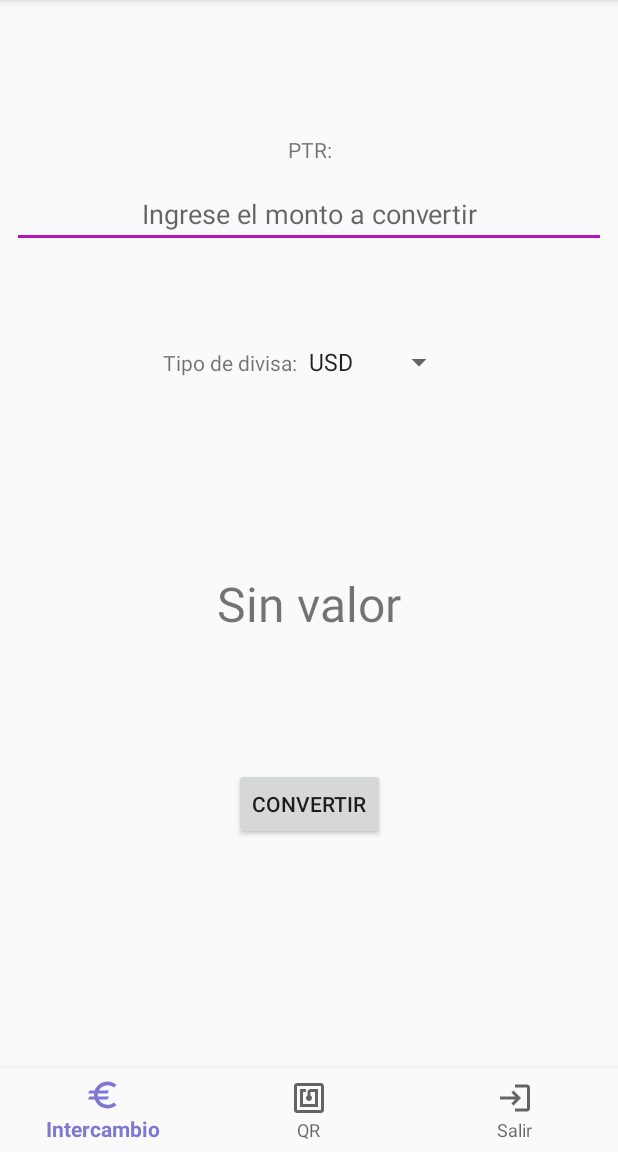
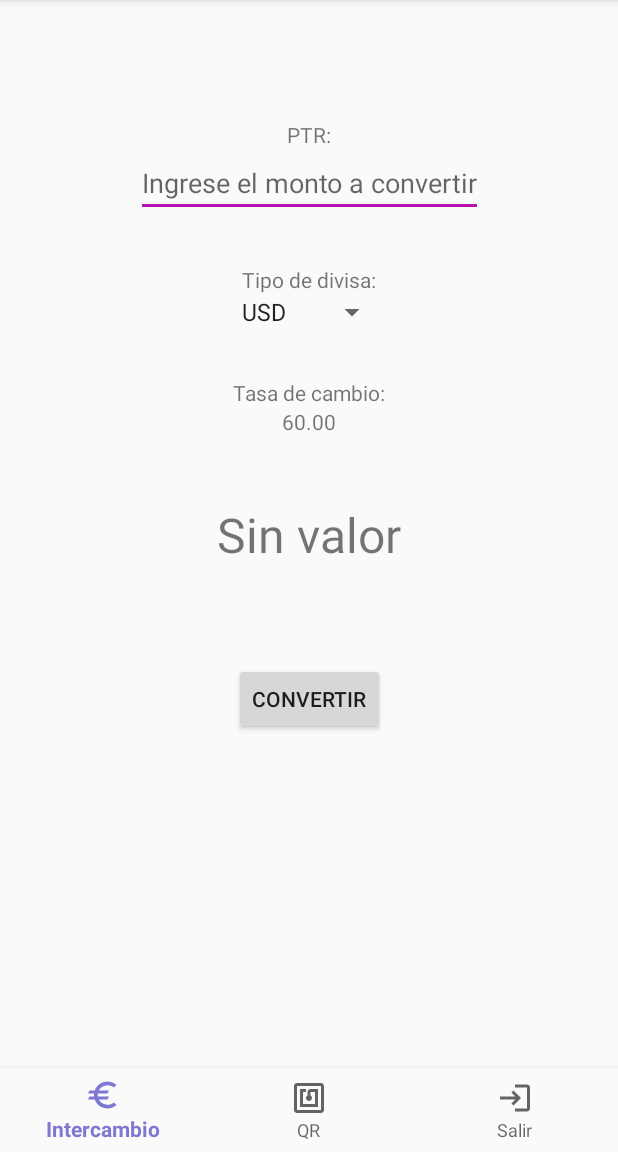
Before and after one commit to hdlm/chinchin, an Android app: the screen it shows after launch (MainActivity), on a phone screen of 412 x 824 dp, the part 84-1236 px from its top. Run offline under Robolectric (Android 15) with nearby library versions, the phone set to English and light mode, and no system bars; our stand-ins replace Volley.

Commit message:
ajustes a la pantalla de exchange y a la generacion del msg en el QR

```diff
--- a/app/src/main/AndroidManifest.xml
+++ b/app/src/main/AndroidManifest.xml
@@ -16,6 +16,7 @@
         android:hardwareAccelerated="true" >
         <activity
             android:name=".MainActivity"
+            android:screenOrientation="portrait"
             android:label="@string/title_main">
             <intent-filter>
                 <action android:name="android.intent.action.MAIN" />
--- a/app/src/main/java/com/chinchin/ui/exchange/ExchangeFragment.kt
+++ b/app/src/main/java/com/chinchin/ui/exchange/ExchangeFragment.kt
@@ -40,7 +40,13 @@ class ExchangeFragment : Fragment() {
             val formatter: DecimalFormat = DecimalFormat("#,##0.00")
             resultadoTextView.text = formatter.format(result)
         }
+        val rateObserver = Observer<Double> { result ->
+            val formatter: DecimalFormat = DecimalFormat("#,##0.00")
+            tasaTextView.text = formatter.format(result)
+
+        }
         viewModel.getResultado().observe(viewLifecycleOwner, resultadoObserver)
+        viewModel.getRate().observe(viewLifecycleOwner, rateObserver)
 
         // Setting Adapter to Spinners
         ArrayAdapter.createFromResource(
@@ -72,8 +78,8 @@ class ExchangeFragment : Fragment() {
             if (montoText.text.isNotEmpty()) {
                 viewModel.setMonto(montoText.text.toString())
                 val alert: QrPrintDialog = QrPrintDialog()
-                val valor : String = divisaSpinner.selectedItem.toString() + ":" + montoText.text.toString()
-                alert.showDialog(requireContext(), valor)
+                val msg = alert.prepareMessage("PTR",  divisaSpinner.selectedItem.toString(), montoText.text.toString())
+                alert.showDialog(requireContext(), msg)
 
             } else {
                 resultadoTextView.text = getString(R.string.exchange_fragment_resultado_textview_no_value)
--- a/app/src/main/java/com/chinchin/ui/exchange/ExchangeViewModel.kt
+++ b/app/src/main/java/com/chinchin/ui/exchange/ExchangeViewModel.kt
@@ -15,13 +15,16 @@ class ExchangeViewModel : ViewModel() {
     private var result: MutableLiveData<Double> = MutableLiveData()
     private var monto = 0.0
     private var tipoRate = "usd"
-    private var valorRate = 205000.0
+    private var valorRate = MutableLiveData<Double>().apply {
+        value = 60000.0
+    }
 
 
     fun setMonto(monto: String):Unit {
         this.monto = monto.toDouble()
-        result.value = monto.toDouble() * valorRate
+        result.value = monto.toDouble() * valorRate.value!!
     }
+
 
     /**
      * La funcion cambia el rate correspondiente al tipo de divisa especificado
@@ -34,9 +37,9 @@ class ExchangeViewModel : ViewModel() {
 
         val rate = Divisa.getInstance().getRate(tipoDivisa)
         rate ?.let {
-            valorRate = rate
+            valorRate.value = rate
         } ?: run {
-            valorRate = 0.0
+            valorRate.value = 0.0
         }
 
     }
@@ -45,4 +48,8 @@ class ExchangeViewModel : ViewModel() {
         return result
     }
 
+    fun getRate(): MutableLiveData<Double> {
+        return valorRate
+    }
+
 }
--- a/app/src/main/java/com/chinchin/ui/exchange/QrPrintDialog.kt
+++ b/app/src/main/java/com/chinchin/ui/exchange/QrPrintDialog.kt
@@ -32,11 +32,11 @@ class QrPrintDialog {
     }
 
     /**
-     * La funcion genera el codigo QR con la cadena de texto recibida
-     * @param msg cadena de texto a codificar
-     * @param barcodeImageView  referencia al imageView donde colocar el QR
+     * El metodo se encarga de generar el codigo QR con la cadena de texto recibida
+     * @param msg cadena de texto con el que se generara el codigo QR
+     * @return nada, pero muestra el la imagen del QR en pantalla
      */
-    private fun generateBarcode(msg:String, barcodeImageView:ImageView):Unit {
+    private fun generateBarcode(msg:String, barcodeImageView: ImageView):Unit {
         try {
             val encoder = BarcodeEncoder()
             val bitmap = encoder.encodeBitmap(msg, BarcodeFormat.QR_CODE, 500,500)
@@ -45,6 +45,19 @@ class QrPrintDialog {
         } catch (e: Exception) {
             e.printStackTrace()
         }
+
+    }
+
+    /**
+     * El metodo prepara la cadena de texto que se utilizara para elaborar el QR
+     * @param fiatOrig FIAT de origen
+     * @param fiatDest FIAT a convertir
+     * @param monto  a convertir
+     */
+    fun prepareMessage(fiatOrig: String, fiatDest: String, monto: String ):String {
+        val msg = "FIAT_ORG:" + fiatOrig + ";FIAT_DST:" + fiatDest + ";MONTO:" + monto + ";;"
+        return msg
+
     }
 
 }
--- a/app/src/main/res/layout/fragment_exchange.xml
+++ b/app/src/main/res/layout/fragment_exchange.xml
@@ -6,48 +6,49 @@
     android:layout_height="match_parent"
     tools:context=".ui.exchange.ExchangeFragment">
 
-    <TextView
-        android:id="@+id/labelDivisaOrigen"
+
+    <LinearLayout
+        android:id="@+id/exchangeLinearLayout1"
         android:layout_width="wrap_content"
         android:layout_height="wrap_content"
-        android:text="@string/exchange_fragment_label_divisa_origen"
+        android:layout_marginTop="24dp"
         android:ems="10"
-        android:layout_marginStart="8dp"
-        android:layout_marginTop="34dp"
-        android:layout_marginEnd="8dp"
+        android:gravity="center_horizontal"
+        android:orientation="vertical"
         app:layout_constraintEnd_toEndOf="parent"
-        app:layout_constraintHorizontal_bias="0.503"
         app:layout_constraintStart_toStartOf="parent"
-        app:layout_constraintTop_toTopOf="parent"
-        android:gravity="center" />
+        app:layout_constraintTop_toTopOf="parent">
 
-    <EditText
-        android:id="@+id/montoText"
-        android:layout_width="match_parent"
-        android:layout_height="wrap_content"
-        android:layout_marginStart="8dp"
-        android:layout_marginTop="64dp"
-        android:layout_marginEnd="8dp"
-        android:ems="10"
-        android:inputType="numberDecimal"
-        android:hint="@string/exchange_fragment_monto_hint"
-        app:layout_constraintEnd_toEndOf="parent"
-        app:layout_constraintHorizontal_bias="0.503"
-        app:layout_constraintStart_toStartOf="parent"
-        app:layout_constraintTop_toTopOf="parent"
-        android:gravity="center" />
+        <TextView
+            android:id="@+id/labelDivisaOrigen"
+            android:layout_width="match_parent"
+            android:layout_height="wrap_content"
+            android:gravity="center"
+            android:text="@string/exchange_fragment_label_divisa_origen"
+            app:layout_constraintHorizontal_bias="0.503" />
+
+        <EditText
+            android:id="@+id/montoText"
+            android:layout_width="match_parent"
+            android:layout_height="wrap_content"
+            android:hint="@string/exchange_fragment_monto_hint"
+            android:inputType="numberDecimal"
+            app:layout_constraintHorizontal_bias="0.503" />
+
+    </LinearLayout>
+
 
     <LinearLayout
-        android:id="@+id/exchangeLinearLayout"
+        android:id="@+id/exchangeLinearLayout2"
         android:layout_width="wrap_content"
         android:layout_height="wrap_content"
-        android:orientation="horizontal"
-        android:layout_marginTop="64dp"
+        android:layout_marginTop="32dp"
         android:ems="10"
         android:gravity="center_horizontal"
+        android:orientation="vertical"
         app:layout_constraintEnd_toEndOf="parent"
         app:layout_constraintStart_toStartOf="parent"
-        app:layout_constraintTop_toBottomOf="@+id/montoText" >
+        app:layout_constraintTop_toBottomOf="@+id/exchangeLinearLayout1">
 
         <TextView
             android:id="@+id/labelDivisa"
@@ -62,15 +63,31 @@
 
     </LinearLayout>
 
-
-    <TextView
-        android:id="@+id/tasaTextView"
+    <LinearLayout
+        android:id="@+id/exchangeLinearLayout3"
         android:layout_width="wrap_content"
         android:layout_height="wrap_content"
-        android:layout_marginTop="64dp"
+        android:layout_marginTop="32dp"
+        android:ems="10"
+        android:gravity="center_horizontal"
+        android:orientation="vertical"
         app:layout_constraintEnd_toEndOf="parent"
         app:layout_constraintStart_toStartOf="parent"
-        app:layout_constraintTop_toBottomOf="@+id/exchangeLinearLayout" />
+        app:layout_constraintTop_toBottomOf="@+id/exchangeLinearLayout2">
+
+        <TextView
+            android:id="@+id/labelTasa"
+            android:layout_width="wrap_content"
+            android:layout_height="wrap_content"
+            android:text="@string/exchange_fragment_label_tasa" />
+
+        <TextView
+            android:id="@+id/tasaTextView"
+            android:layout_width="wrap_content"
+            android:layout_height="wrap_content" />
+
+
+    </LinearLayout>
 
     <TextView
         android:id="@+id/resultadoTextView"
@@ -80,16 +97,17 @@
         android:layout_marginTop="44dp"
         app:layout_constraintEnd_toEndOf="parent"
         app:layout_constraintStart_toStartOf="parent"
-        app:layout_constraintTop_toBottomOf="@+id/tasaTextView" />
+        app:layout_constraintTop_toBottomOf="@+id/exchangeLinearLayout3" />
 
 
     <Button
         android:id="@+id/convertButton"
-        android:text="@string/exchange_fragment_convert_button"
         android:layout_width="wrap_content"
         android:layout_height="wrap_content"
+        android:layout_marginTop="64dp"
+        android:text="@string/exchange_fragment_convert_button"
         app:layout_constraintEnd_toEndOf="parent"
-        app:layout_constraintStart_toStartOf="parent" android:layout_marginTop="88dp"
+        app:layout_constraintStart_toStartOf="parent"
         app:layout_constraintTop_toBottomOf="@+id/resultadoTextView" />
 
 
--- a/app/src/main/res/values/strings.xml
+++ b/app/src/main/res/values/strings.xml
@@ -13,6 +13,7 @@
     <string name="exchange_fragment_monto_hint">Ingrese el monto a convertir</string>
     <string name="exchange_fragment_label_divisa_origen">PTR:</string>
     <string name="exchange_fragment_label_divisa">Tipo de divisa:</string>
+    <string name="exchange_fragment_label_tasa">Tasa de cambio:</string>
     <string name="exchange_fragment_convert_button">Convertir</string>
     <string name="exchange_fragment_resultado_textview_no_value">Sin valor</string>
     <string name="valor_tasa">valor de la tasa de cambio</string>
```
